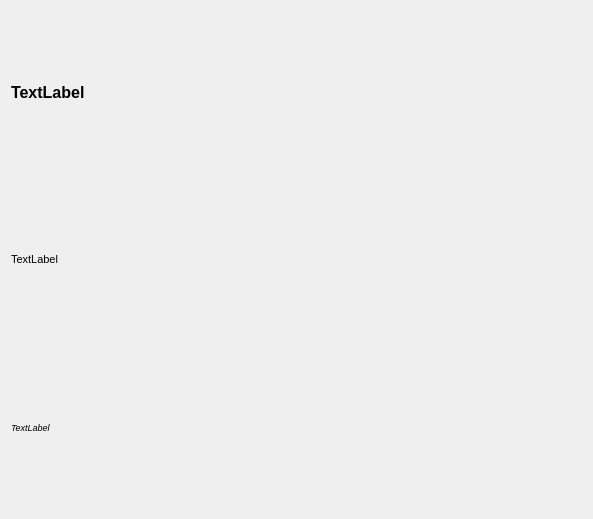
Before: the Qt Designer form lab3/src/gui/notewidget.ui in dontwastemytimew/labs, drawn with Qt 5.
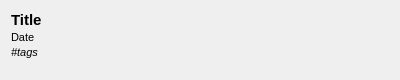
After: the same form once the commit is applied.

Patch:
```diff
--- a/lab3/src/gui/notewidget.ui
+++ b/lab3/src/gui/notewidget.ui
@@ -6,30 +6,36 @@
    <rect>
     <x>0</x>
     <y>0</y>
-    <width>593</width>
-    <height>519</height>
+    <width>400</width>
+    <height>80</height>
    </rect>
   </property>
   <property name="minimumSize">
    <size>
     <width>0</width>
-    <height>60</height>
+    <height>80</height>
    </size>
   </property>
   <property name="windowTitle">
    <string>notewidget</string>
   </property>
+  <layout class="QHBoxLayout" name="horizontalLayout">
+
+   <item>
   <layout class="QVBoxLayout" name="verticalLayout">
+     <property name="spacing">
+      <number>2</number>
+     </property>
    <item>
     <widget class="QLabel" name="titleLabel">
      <property name="font">
       <font>
-       <pointsize>12</pointsize>
+         <pointsize>11</pointsize>
        <bold>true</bold>
       </font>
      </property>
      <property name="text">
-      <string>TextLabel</string>
+        <string>Title</string>
      </property>
     </widget>
    </item>
@@ -38,10 +44,11 @@
      <property name="font">
       <font>
        <pointsize>8</pointsize>
+         <italic>false</italic>
       </font>
      </property>
      <property name="text">
-      <string>TextLabel</string>
+        <string>Date</string>
      </property>
     </widget>
    </item>
@@ -49,15 +56,57 @@
     <widget class="QLabel" name="tagsLabel">
      <property name="font">
       <font>
-       <pointsize>7</pointsize>
+         <pointsize>8</pointsize>
        <italic>true</italic>
       </font>
      </property>
      <property name="text">
-      <string>TextLabel</string>
+        <string>#tags</string>
      </property>
     </widget>
    </item>
+     <item>
+      <spacer name="verticalSpacer">
+       <property name="orientation">
+        <enum>Qt::Vertical</enum>
+       </property>
+       <property name="sizeHint" stdset="0">
+        <size>
+         <width>20</width>
+         <height>40</height>
+        </size>
+       </property>
+      </spacer>
+     </item>
+    </layout>
+   </item>
+
+   <item>
+    <widget class="QLabel" name="thumbLabel">
+     <property name="minimumSize">
+      <size>
+       <width>60</width>
+       <height>60</height>
+      </size>
+     </property>
+     <property name="maximumSize">
+      <size>
+       <width>60</width>
+       <height>60</height>
+      </size>
+     </property>
+     <property name="text">
+      <string/>
+     </property>
+     <property name="scaledContents">
+      <bool>true</bool>
+     </property>
+     <property name="alignment">
+      <set>Qt::AlignCenter</set>
+     </property>
+    </widget>
+   </item>
+
   </layout>
  </widget>
  <resources/>
```
Left out of the diff: 2 changed lines with no effect on the pictures. Lines whose indentation alone changed are shown as unchanged.
